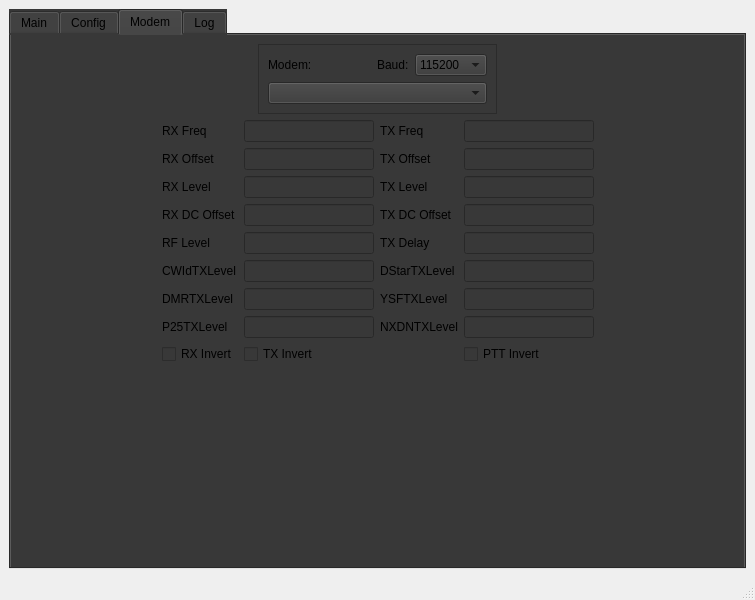
The window that mainwindow.ui (kd0oss/HAMster) describes before a commit, drawn with Qt 5.
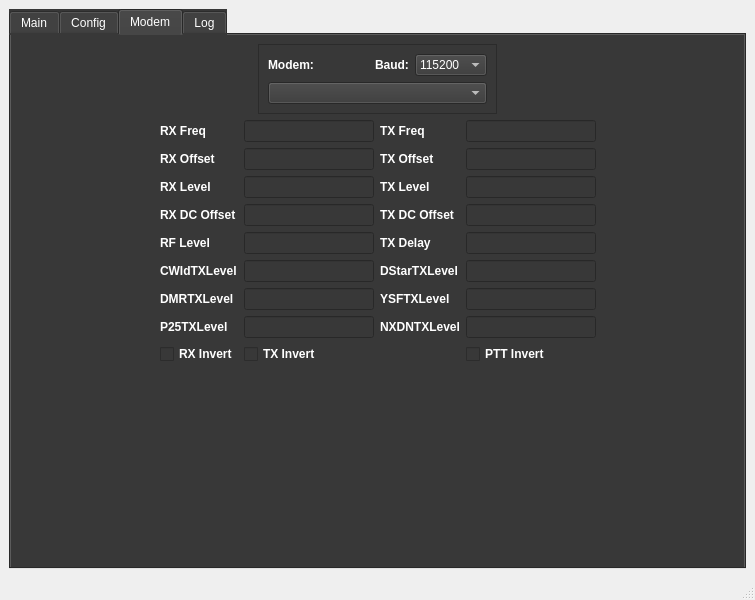
The same window after the commit. The open tabs and pages were chosen to show the change.

```diff
--- a/mainwindow.ui
+++ b/mainwindow.ui
@@ -25,6 +25,9 @@
   <property name="windowTitle">
    <string>HAMster</string>
   </property>
+  <property name="styleSheet">
+   <string notr="true">color: rgb(77, 77, 77);</string>
+  </property>
   <widget class="QWidget" name="centralwidget">
    <layout class="QVBoxLayout" name="verticalLayout">
     <item>
@@ -42,7 +45,8 @@
        </size>
       </property>
       <property name="styleSheet">
-       <string notr="true">background-color: rgb(56, 56, 56);</string>
+       <string notr="true">background-color: rgb(56, 56, 56);
+color: rgb(255, 255, 255);</string>
       </property>
       <property name="currentIndex">
        <number>0</number>
@@ -1874,6 +1878,11 @@
               <layout class="QHBoxLayout" name="horizontalLayout_6">
                <item>
                 <widget class="QLabel" name="label_16">
+                 <property name="font">
+                  <font>
+                   <bold>true</bold>
+                  </font>
+                 </property>
                  <property name="text">
                   <string>Modem:</string>
                  </property>
@@ -1894,6 +1903,11 @@
                </item>
                <item>
                 <widget class="QLabel" name="label_31">
+                 <property name="font">
+                  <font>
+                   <bold>true</bold>
+                  </font>
+                 </property>
                  <property name="text">
                   <string>Baud:</string>
                  </property>
@@ -1907,6 +1921,9 @@
                    <height>0</height>
                   </size>
                  </property>
+                 <property name="styleSheet">
+                  <string notr="true">color: rgb(255, 255, 255);</string>
+                 </property>
                  <item>
                   <property name="text">
                    <string>115200</string>
@@ -1922,7 +1939,11 @@
               </layout>
              </item>
              <item>
-              <widget class="QComboBox" name="modemCombo"/>
+              <widget class="QComboBox" name="modemCombo">
+               <property name="styleSheet">
+                <string notr="true">color: rgb(255, 255, 255);</string>
+               </property>
+              </widget>
              </item>
             </layout>
            </widget>
@@ -1961,6 +1982,11 @@
            <layout class="QGridLayout" name="gridLayout" columnstretch="0,0,0,0,0,0">
             <item row="0" column="0">
              <widget class="QLabel" name="label_33">
+              <property name="font">
+               <font>
+                <bold>true</bold>
+               </font>
+              </property>
               <property name="text">
                <string>RX Freq</string>
               </property>
@@ -1968,6 +1994,11 @@
             </item>
             <item row="3" column="3">
              <widget class="QLabel" name="label_43">
+              <property name="font">
+               <font>
+                <bold>true</bold>
+               </font>
+              </property>
               <property name="text">
                <string>TX DC Offset</string>
               </property>
@@ -1978,6 +2009,11 @@
             </item>
             <item row="4" column="3">
              <widget class="QLabel" name="label_44">
+              <property name="font">
+               <font>
+                <bold>true</bold>
+               </font>
+              </property>
               <property name="text">
                <string>TX Delay</string>
               </property>
@@ -1985,6 +2021,11 @@
             </item>
             <item row="1" column="0">
              <widget class="QLabel" name="label_34">
+              <property name="font">
+               <font>
+                <bold>true</bold>
+               </font>
+              </property>
               <property name="text">
                <string>RX Offset</string>
               </property>
@@ -1995,6 +2036,11 @@
             </item>
             <item row="6" column="0">
              <widget class="QLabel" name="label_40">
+              <property name="font">
+               <font>
+                <bold>true</bold>
+               </font>
+              </property>
               <property name="text">
                <string>DMRTXLevel</string>
               </property>
@@ -2002,6 +2048,11 @@
             </item>
             <item row="1" column="3">
              <widget class="QLabel" name="label_35">
+              <property name="font">
+               <font>
+                <bold>true</bold>
+               </font>
+              </property>
               <property name="text">
                <string>TX Offset</string>
               </property>
@@ -2009,6 +2060,11 @@
             </item>
             <item row="5" column="0">
              <widget class="QLabel" name="label_39">
+              <property name="font">
+               <font>
+                <bold>true</bold>
+               </font>
+              </property>
               <property name="text">
                <string>CWIdTXLevel</string>
               </property>
@@ -2035,6 +2091,11 @@
             </item>
             <item row="6" column="3">
              <widget class="QLabel" name="label_46">
+              <property name="font">
+               <font>
+                <bold>true</bold>
+               </font>
+              </property>
               <property name="text">
                <string>YSFTXLevel</string>
               </property>
@@ -2042,6 +2103,11 @@
             </item>
             <item row="2" column="0">
              <widget class="QLabel" name="label_36">
+              <property name="font">
+               <font>
+                <bold>true</bold>
+               </font>
+              </property>
               <property name="text">
                <string>RX Level</string>
               </property>
@@ -2077,6 +2143,11 @@
             </item>
             <item row="0" column="3">
              <widget class="QLabel" name="label_32">
+              <property name="font">
+               <font>
+                <bold>true</bold>
+               </font>
+              </property>
               <property name="text">
                <string>TX Freq</string>
               </property>
@@ -2087,6 +2158,11 @@
             </item>
             <item row="3" column="0">
              <widget class="QLabel" name="label_37">
+              <property name="font">
+               <font>
+                <bold>true</bold>
+               </font>
+              </property>
               <property name="text">
                <string>RX DC Offset</string>
               </property>
@@ -2094,6 +2170,11 @@
             </item>
             <item row="7" column="0">
              <widget class="QLabel" name="label_41">
+              <property name="font">
+               <font>
+                <bold>true</bold>
+               </font>
+              </property>
               <property name="text">
                <string>P25TXLevel</string>
               </property>
@@ -2104,6 +2185,11 @@
             </item>
             <item row="7" column="3">
              <widget class="QLabel" name="label_47">
+              <property name="font">
+               <font>
+                <bold>true</bold>
+               </font>
+              </property>
               <property name="text">
                <string>NXDNTXLevel</string>
               </property>
@@ -2111,6 +2197,11 @@
             </item>
             <item row="4" column="0">
              <widget class="QLabel" name="label_38">
+              <property name="font">
+               <font>
+                <bold>true</bold>
+               </font>
+              </property>
               <property name="text">
                <string>RF Level</string>
               </property>
@@ -2118,6 +2209,11 @@
             </item>
             <item row="2" column="3">
              <widget class="QLabel" name="label_42">
+              <property name="font">
+               <font>
+                <bold>true</bold>
+               </font>
+              </property>
               <property name="text">
                <string>TX Level</string>
               </property>
@@ -2128,6 +2224,11 @@
             </item>
             <item row="5" column="3">
              <widget class="QLabel" name="label_45">
+              <property name="font">
+               <font>
+                <bold>true</bold>
+               </font>
+              </property>
               <property name="text">
                <string>DStarTXLevel</string>
               </property>
@@ -2135,6 +2236,14 @@
             </item>
             <item row="8" column="5">
              <widget class="QCheckBox" name="pttInvertCB">
+              <property name="font">
+               <font>
+                <bold>true</bold>
+               </font>
+              </property>
+              <property name="styleSheet">
+               <string notr="true">color: rgb(255, 255, 255);</string>
+              </property>
               <property name="text">
                <string>PTT Invert</string>
               </property>
@@ -2142,6 +2251,11 @@
             </item>
             <item row="8" column="0">
              <widget class="QCheckBox" name="rxInvertCB">
+              <property name="font">
+               <font>
+                <bold>true</bold>
+               </font>
+              </property>
               <property name="text">
                <string>RX Invert</string>
               </property>
@@ -2149,6 +2263,11 @@
             </item>
             <item row="8" column="2">
              <widget class="QCheckBox" name="txInvertCB">
+              <property name="font">
+               <font>
+                <bold>true</bold>
+               </font>
+              </property>
               <property name="text">
                <string>TX Invert</string>
               </property>
```
Left out of the diff: 80 changed lines with no effect on the pictures.
